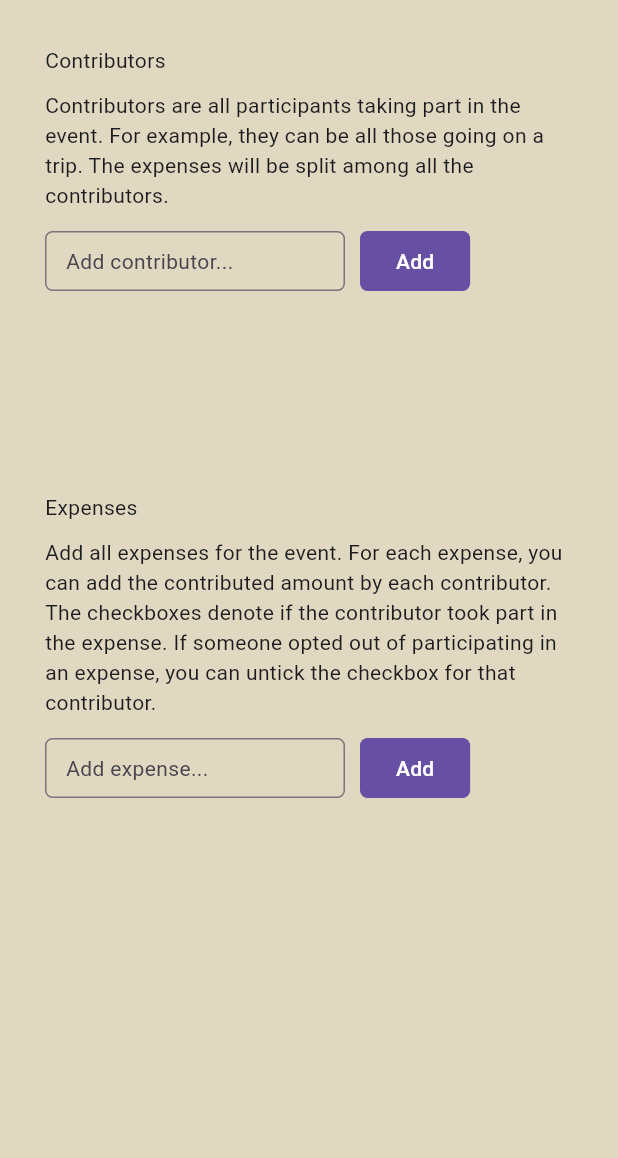
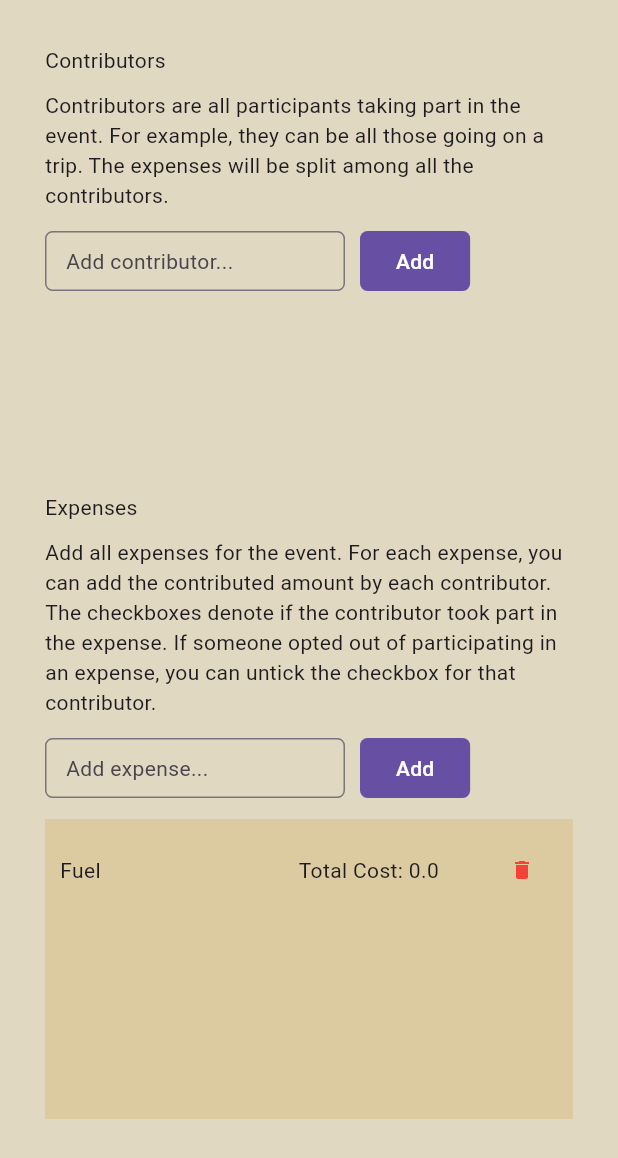
Before and after one commit to thilanse/splitmycosts, a Flutter app: the screen it shows after launch, on a phone screen of 412 x 824 dp. Shown: the top 1158 px of the screen. Run offline on Flutter 3.47's test engine with Material 3 defaults, Android fonts, the light colour scheme and no system bars.

Commit message:
added expense related widgets

```diff
--- a/lib/models/app_state.dart
+++ b/lib/models/app_state.dart
@@ -1,11 +1,22 @@
 import 'package:flutter/cupertino.dart';
+import 'package:splitmycosts/models/contribution.dart';
 import 'package:splitmycosts/models/contributor.dart';
+import 'package:splitmycosts/models/expense.dart';
 
 class AppState extends ChangeNotifier{
 
   final List<Contributor> _contributors = [];
+  final List<Expense> _expenses = [];
+
+  AppState() {
+    addExpense("Fuel");
+    addExpense("Dinner");
+    addExpense("Hotel");
+  }
 
   List<Contributor> get contributors => _contributors;
+
+  List<Expense> get expenses => _expenses;
 
   String? addContributor(String contributorName) {
 
@@ -17,7 +28,7 @@ class AppState extends ChangeNotifier{
       return "$contributorName already added!";
     }
 
-    Contributor contributor = Contributor(contributorName: contributorNameFormatted);
+    Contributor contributor = Contributor(contributorNameFormatted);
     _contributors.add(contributor);
     notifyListeners();
     return null;
@@ -32,4 +43,13 @@ class AppState extends ChangeNotifier{
       }
     }
   }
+
+  void addExpense(String expenseName) {
+    Expense expense = Expense(expenseName);
+    for(Contributor contributor in _contributors) {
+      Contribution contribution = Contribution(contributor);
+      expense.addContribution(contribution);
+    }
+    _expenses.add(expense);
+  }
 }
--- /dev/null
+++ b/lib/models/contribution.dart
@@ -0,0 +1,23 @@
+import 'package:splitmycosts/models/contributor.dart';
+
+class Contribution {
+  Contributor contributor;
+  double contributedAmount = 0.0;
+  bool hasContributed = true;
+
+  Contribution(this.contributor);
+
+  void updateContributedAmount (double newAmount) {
+    contributor.updateContributedAmount(contributedAmount, newAmount);
+    contributedAmount = newAmount;
+  }
+
+  void toggleHasContributed() {
+    if (hasContributed) {
+      hasContributed = false;
+      updateContributedAmount(0.0); // reset to zero if not contributed
+    } else {
+      hasContributed = true;
+    }
+  }
+}
--- a/lib/models/contributor.dart
+++ b/lib/models/contributor.dart
@@ -1,6 +1,11 @@
 class Contributor {
 
   final String contributorName;
+  double totalSpent = 0.0;
 
-  Contributor({required this.contributorName});
+  Contributor(this.contributorName);
+
+  void updateContributedAmount(double oldAmount, double newAmount) {
+    totalSpent = totalSpent - oldAmount + newAmount;
+  }
 }
--- a/lib/models/expense.dart
+++ b/lib/models/expense.dart
@@ -0,0 +1,21 @@
+import 'package:splitmycosts/models/contribution.dart';
+
+class Expense {
+
+  String expenseName;
+  final List<Contribution> _contributions = [];
+
+  Expense(this.expenseName);
+
+  List<Contribution> get contributions => _contributions;
+
+  void addContribution(Contribution contribution) {
+    _contributions.add(contribution);
+  }
+
+  void updateContribution(int index, double newAmount) {
+    _contributions[index].updateContributedAmount(newAmount);
+  }
+
+  double get totalCost => _contributions.fold<double>(0, (prev, value) => prev + value.contributedAmount);
+}
--- a/lib/sections/expense_section.dart
+++ b/lib/sections/expense_section.dart
@@ -1,5 +1,8 @@
 import 'package:flutter/material.dart';
+import 'package:provider/provider.dart';
 import 'package:splitmycosts/common/add_item.dart';
+import 'package:splitmycosts/models/app_state.dart';
+import 'package:splitmycosts/models/expense.dart';
 
 class ExpenseSection extends StatelessWidget {
   const ExpenseSection(
@@ -16,14 +19,104 @@ class ExpenseSection extends StatelessWidget {
 
   @override
   Widget build(BuildContext context) {
-    return Column(
+    return const Column(
       crossAxisAlignment: CrossAxisAlignment.start,
       children: [
-        const ExpenseDetailsSection(),
-        const SizedBox(height: 10.0,),
-        const ExpenseAddSection(),
-        const SizedBox(height: 10.0,),
-        ...expenses.map((e) => Text(e))
+        ExpenseDetailsSection(),
+        SizedBox(height: 10.0,),
+        ExpenseAddSection(),
+        SizedBox(height: 10.0,),
+        ExpenseListSection(),
+      ],
+    );
+  }
+}
+
+class ExpenseListSection extends StatelessWidget {
+  const ExpenseListSection({
+    super.key,
+  });
+
+  @override
+  Widget build(BuildContext context) {
+    return SizedBox(
+      height: 200,
+      child: Consumer<AppState>(builder: (context, appState, child) {
+        return ListView.separated(
+          itemBuilder: (BuildContext context, int index) {
+            return ExpenseItem(expense: appState.expenses[index],);
+          },
+          separatorBuilder: (BuildContext context, int index) => const SizedBox(height: 10,),
+          itemCount: appState.expenses.length
+          );
+      },),
+    );
+  }
+}
+
+class ExpenseItem extends StatelessWidget {
+  const ExpenseItem({
+    super.key,
+    required this.expense
+  });
+
+  final Expense expense;
+
+  @override
+  Widget build(BuildContext context) {
+    return Container(
+      color: Color.fromARGB(255, 220, 203, 161),
+      padding: EdgeInsets.all(10.0),
+      child: Column(
+        crossAxisAlignment: CrossAxisAlignment.start,
+        children: [
+          ExpenseItemHeader(expense: expense),
+          Container(
+            height: 300.0,
+            child: ListView.separated(
+              itemBuilder: (BuildContext context, int index) {
+                return Text(expense.contributions[index].contributor.contributorName);
+              },
+              separatorBuilder: (BuildContext context, int index) => const SizedBox(height: 10,),
+              itemCount: expense.contributions.length)
+          ),
+        ],
+      ));
+  }
+}
+
+class ExpenseItemHeader extends StatelessWidget {
+  const ExpenseItemHeader({
+    super.key,
+    required this.expense,
+  });
+
+  final Expense expense;
+
+  @override
+  Widget build(BuildContext context) {
+    return Row(
+      children: [
+        Text(expense.expenseName),
+        const Spacer(),
+        Row(
+          children: [
+            SizedBox(width: 120.0, child: Text("Total Cost: ${expense.totalCost.toString()}")),
+            SizedBox(width: 5.0,),
+            IconButton(
+              onPressed: () {
+                print("delete");
+              },
+              icon: const Icon(
+                Icons.delete,
+              ),
+              color: Colors.red,
+              iconSize: 16.0,
+              padding: EdgeInsets.zero,
+              constraints: const BoxConstraints(minWidth: 20.0, minHeight: 20.0),
+            ),
+          ],
+        )
       ],
     );
   }
```
